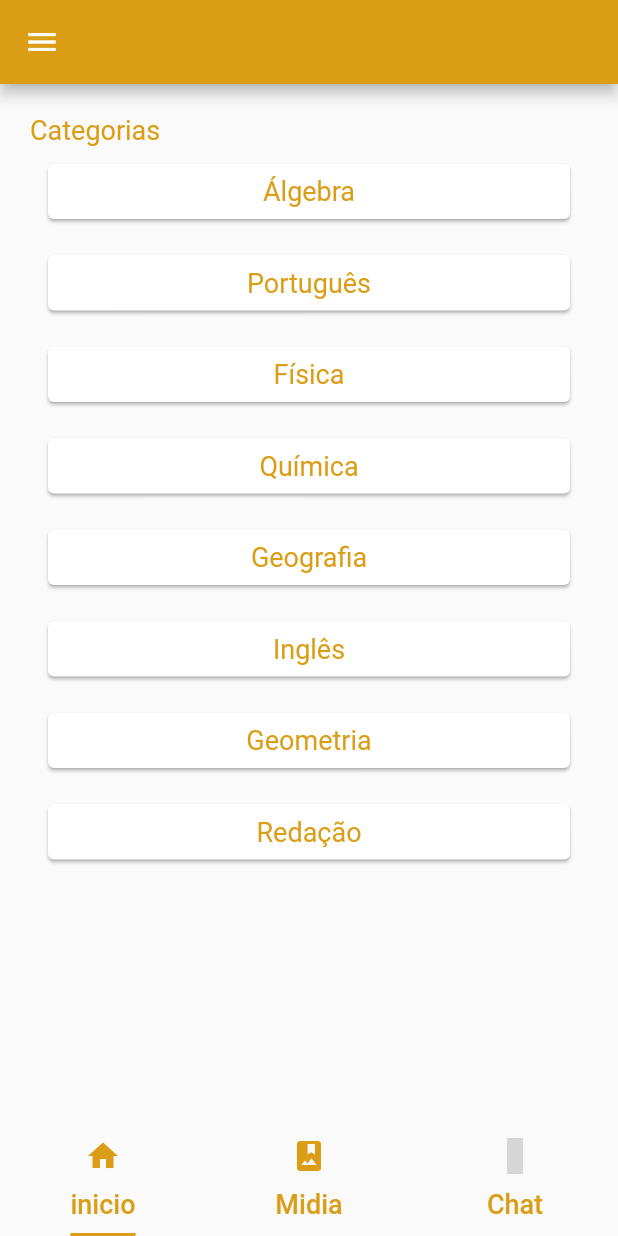
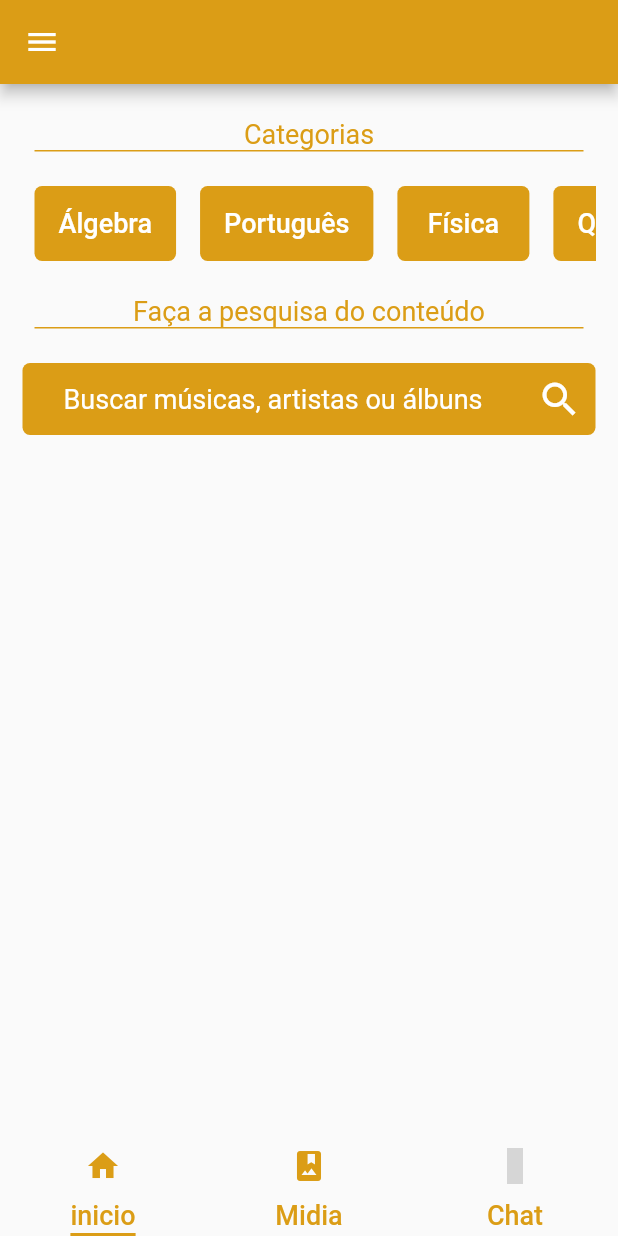
Before and after one commit to OzielFilho/Minuto-do-Aprendizado, a Flutter app: the HomePage screen opened by its route, on a phone screen of 412 x 824 dp. Run offline on Flutter 3.47's test engine with Material 2 defaults, Android fonts, the phone set to English and light mode, and no system bars; our stand-ins replace flutter_icons, flutter_mobx, get_it, mobx; generated files the repository leaves out were written again; Roboto replaces fonts that are missing (fonts/SourceSansPro-Regular.tff); grey boxes are pictures that could not be loaded.

Commit message:
feat: add RoundedTextField

```diff
--- a/lib/pages/Inicio_page/inicio_page.dart
+++ b/lib/pages/Inicio_page/inicio_page.dart
@@ -1,6 +1,9 @@
 import 'package:flutter/material.dart';
+import 'package:flutter_icons/flutter_icons.dart';
 import 'package:minutodoaprendizado/utils/listUtils/categList.dart';
 import 'package:minutodoaprendizado/utils/theme/themes.dart';
+import 'package:minutodoaprendizado/utils/widgets/RoundedTextField/RoundedTextField.dart';
+import 'package:minutodoaprendizado/utils/widgets/flatButton/FlatButtonModify.dart';
 
 class InicioPage extends StatefulWidget {
   static final String id = 'inicio_page_id';
@@ -9,61 +12,79 @@ class InicioPage extends StatefulWidget {
 }
 
 class _InicioPageState extends State<InicioPage> {
+  final TextEditingController _searchTextController = TextEditingController();
   @override
   Widget build(BuildContext context) {
     return Scaffold(
-      body:  Padding(
-        padding: const EdgeInsets.all(20.0),
-        child: ListView(
-
-            // mainAxisSize: MainAxisSize.min,
+      body: ListView(
+        physics: BouncingScrollPhysics(),
+        padding: EdgeInsets.all(15.0),
         children: <Widget>[
+          Padding(
+            padding: const EdgeInsets.all(8.0),
+            child: Column(
+              children: [
                 Text(
                   'Categorias',
                   style: style1,
                 ),
                 Container(
-
+                  height: 1,
+                  color: colorPrimary,
+                ),
+                SizedBox(
+                  height: 15,
+                ),
+              ],
+            ),
+          ),
+          Container(
+            width: MediaQuery.of(context).size.width,
+            height: 50,
             child: ListView.builder(
-                  shrinkWrap: true,
-                  scrollDirection: Axis.vertical,
-                  physics: NeverScrollableScrollPhysics(),
+              scrollDirection: Axis.horizontal,
               itemCount: categoList.length,
-                  itemBuilder: (BuildContext context, int index) => Container(
-                    width: 250,
-                    padding: const EdgeInsets.all(8.0),
-                    child: GestureDetector(
-                      onTap: () {
-                        print('clicou');
-                      },
-                      child: Card(
-                        shadowColor: Colors.grey,
-                        child: Center(
-                          child: Padding(
-                            padding: const EdgeInsets.all(8.0),
-                            child: Text(
-                              categoList[index],
-                              style: style1,
+              itemBuilder: (context, index) => Padding(
+                padding: const EdgeInsets.symmetric(horizontal: 8.0),
+                child: FlatButtonModify(
+                  color: colorPrimary,
+                  title: categoList[index],
+                  onTap: () {},
                 ),
               ),
             ),
           ),
+          SizedBox(
+            height: 15,
           ),
+          Padding(
+            padding: const EdgeInsets.all(8.0),
+            child: Column(
+              children: [
+                Text(
+                  'Faça a pesquisa do conteúdo',
+                  style: style1,
                 ),
+                Container(
+                  height: 1,
+                  color: colorPrimary,
                 ),
+                SizedBox(
+                  height: 15,
                 ),
               ],
             ),
           ),
+          RoundedTextField(
+            textController: _searchTextController,
+            hintText: 'Buscar músicas, artistas ou álbuns',
+            icon: Icon(FlutterIcons.search_mdi),
 
-      // child: ListView(
-      //   children: [
-      //     Text('Categorias'),
-      //     // SizedBox(
-      //     //   height: 20,
-      //     // ),
-
-      //   ],
+            onChanged: () {},
+            onIconTap: () {},
+          ),
+        ],
+      ),
     );
   }
 }
--- a/lib/pages/home_page/home_page.dart
+++ b/lib/pages/home_page/home_page.dart
@@ -4,7 +4,6 @@ import 'package:minutodoaprendizado/pages/Inicio_page/inicio_page.dart';
 import 'package:minutodoaprendizado/pages/chat_page/chat_page.dart';
 
 import 'package:minutodoaprendizado/pages/media_page/media_page.dart';
-
 
 import 'package:minutodoaprendizado/utils/theme/themes.dart';
 import 'package:minutodoaprendizado/utils/widgets/drawer/draw.dart';
@@ -36,14 +35,15 @@ class _HomePageState extends State<HomePage>
   @override
   Widget build(BuildContext context) {
     return Scaffold(
-      bottomSheet: TabBar(
+      bottomSheet: Container(
+        height: 60,
+        child: TabBar(
           controller: _tabController,
           indicatorSize: TabBarIndicatorSize.label,
           indicatorColor: colorPrimary,
           tabs: <Widget>[
             Tab(
               icon: Icon(FlutterIcons.home_mdi, color: colorPrimary),
-            //text: 'Inicio',
               child: Text(
                 'inicio',
                 style: style1,
@@ -67,23 +67,20 @@ class _HomePageState extends State<HomePage>
             ),
           ],
         ),
+      ),
       appBar: AppBar(
         title: null,
         backgroundColor: colorPrimary,
       ),
       drawer: Draw(),
-      body:
-         TabBarView(
-
+      body: TabBarView(
         controller: _tabController,
         children: <Widget>[
           InicioPage(),
           MediaPage(),
           ChatPage(),
-
         ],
       ),
-
     );
   }
 }
--- /dev/null
+++ b/lib/utils/widgets/RoundedTextField/RoundedTextField.dart
@@ -0,0 +1,82 @@
+import 'package:flutter/material.dart';
+import 'package:minutodoaprendizado/utils/theme/themes.dart';
+
+class RoundedTextField extends StatelessWidget {
+  RoundedTextField({
+    @required this.textController,
+    @required this.hintText,
+    this.onChanged,
+    this.onSubmitted,
+    this.onIconTap,
+    this.icon,
+    this.keyboardType,
+    this.textInputAction,
+    this.padding = EdgeInsets.zero,
+    this.obscureText = false,
+  });
+
+  final TextEditingController textController;
+  final String hintText;
+  final Icon icon;
+  final Function onIconTap;
+  final TextInputType keyboardType;
+  final bool obscureText;
+  final Function onChanged;
+  final Function onSubmitted;
+  final EdgeInsets padding;
+  final TextInputAction textInputAction;
+
+  @override
+  Widget build(BuildContext context) {
+    return TextField(
+      controller: textController,
+
+      textInputAction: textInputAction ?? TextInputAction.search,
+      textCapitalization: TextCapitalization.sentences,
+      keyboardType: keyboardType,
+      enableSuggestions: true,
+      enableInteractiveSelection: true,
+      textAlign: TextAlign.center,
+      showCursor: false,
+      maxLines: 1,
+
+      autocorrect: true,
+      obscureText: obscureText,
+      cursorColor: Colors.white,
+      style: style2,
+      decoration: InputDecoration(
+        contentPadding: padding,
+        suffixIcon: icon != null
+            ? IconButton(
+                splashColor: Colors.transparent,
+                highlightColor: Colors.transparent,
+                hoverColor: Colors.transparent,
+                color: Colors.white,
+                icon: icon,
+                iconSize: 30.0,
+                onPressed: () {
+                  onIconTap();
+                  debugPrint(textController.text);
+                },
+              )
+            : null,
+        filled: true,
+        fillColor: colorPrimary,
+        hintMaxLines: 1,
+        hintText: hintText,
+        hintStyle: style2,
+        border: OutlineInputBorder(
+          borderSide: BorderSide.none,
+          borderRadius: BorderRadius.all(Radius.circular(5.0)),
+        ),
+      ),
+      onSubmitted: (_) {
+        onSubmitted != null ? onSubmitted() : null;
+      },
+      onChanged: (_) {
+        onChanged != null ? onChanged() : null;
+        // debugPrint(textController.text);
+      },
+    );
+  }
+}
```
Also changed, not shown: lib/main.dart (+7 -1 lines), lib/pages/chat_page/chat_page.dart (+42 -11 lines), lib/pages/media_page/media_page.dart (+47 -11 lines), lib/utils/widgets/drawer/draw.dart (+8 -13 lines), lib/utils/widgets/mediaWidget/media_widget.dart (+28 -6 lines). Lines whose indentation alone changed are shown as unchanged.
